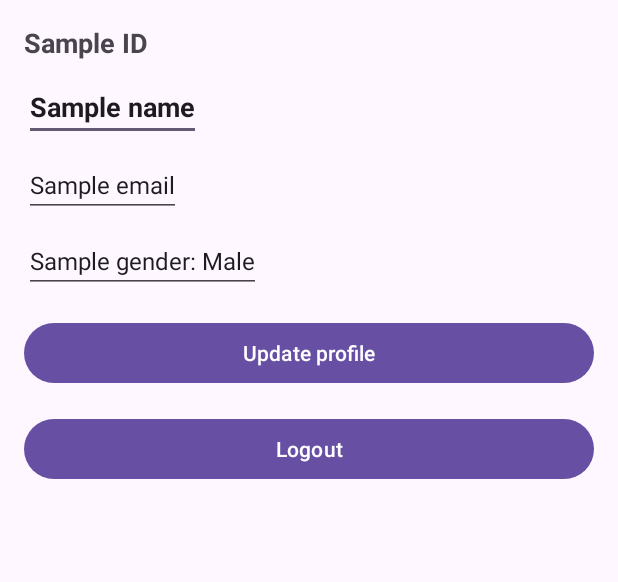
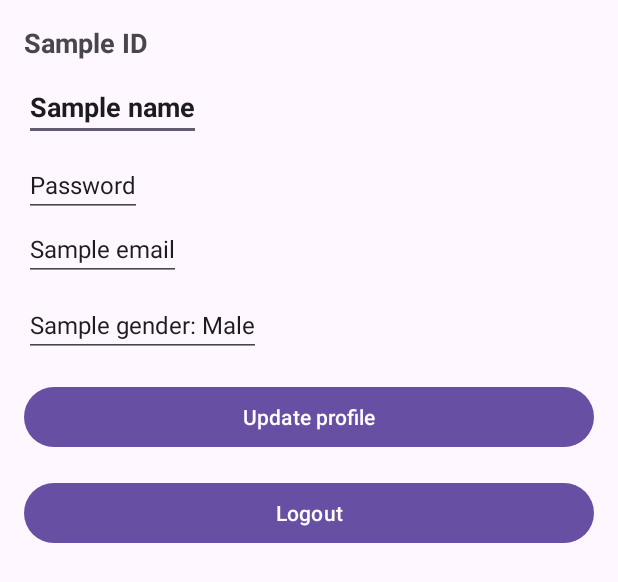
Before and after one commit to TomPham204/Telehealth, an Android app: the layout profile_fragment.xml on its own in the app's theme, with its tools: preview values and no code run, on a phone screen of 412 x 824 dp. Shown: the top 582 px of the screen. Run offline under Robolectric (Android 15) with nearby library versions, the phone set to English and light mode, and no system bars.

Commit message:
refactor attempt

```diff
--- a/app/build.gradle.kts
+++ b/app/build.gradle.kts
@@ -60,6 +60,8 @@ dependencies {
     androidTestImplementation("androidx.test.espresso:espresso-core:3.5.1")
     implementation("com.github.AgoraIO-Community.Android-UIKit:final:v2.0.6")
     implementation("com.google.code.gson:gson:2.8.9")
+
+    // Facebook SDK
     implementation("com.facebook.android:facebook-android-sdk:latest.release")
 
     // Room
--- a/app/src/main/AndroidManifest.xml
+++ b/app/src/main/AndroidManifest.xml
@@ -6,6 +6,7 @@
         android:name="android.hardware.camera"
         android:required="false" />
 
+    <!--https://docs.agora.io/en/video-calling/get-started/get-started-sdk?platform=android-->
     <uses-permission android:name="android.permission.READ_PHONE_STATE" />
     <uses-permission android:name="android.permission.INTERNET" />
     <uses-permission android:name="android.permission.RECORD_AUDIO" />
@@ -27,8 +28,11 @@
         android:supportsRtl="true"
         android:theme="@style/Theme.Telehealth"
         tools:targetApi="31">
+
+        <!--Facebook SDK-->
         <meta-data android:name="com.facebook.sdk.ApplicationId" android:value="@string/facebook_app_id"/>
         <meta-data android:name="com.facebook.sdk.ClientToken" android:value="@string/facebook_client_token"/>
+
         <activity android:name=".VideoActivity" />
         <activity
             android:name=".MainActivity"
--- a/app/src/main/java/com/example/telehealth/VideoActivity.kt
+++ b/app/src/main/java/com/example/telehealth/VideoActivity.kt
@@ -13,9 +13,13 @@ import io.agora.rtc.Constants
 class VideoActivity : AppCompatActivity() {
     private lateinit var videoContainer: FrameLayout
     private var agView: AgoraVideoViewer? = null
+
+    // To decide our app at agora backend
     private val appId="0ce32711a8814c9fa0bb74905dcd2b9d"
+    private val token="5736233b804c41de93ac35ecf393cc9f"
+
+    // which meeting room would we choose
     private var channel="1"
-    private val token="5736233b804c41de93ac35ecf393cc9f"
 
     override fun onCreate(savedInstanceState: Bundle?) {
         super.onCreate(savedInstanceState)
--- a/app/src/main/java/com/example/telehealth/appointment/AppointmentFragment.kt
+++ b/app/src/main/java/com/example/telehealth/appointment/AppointmentFragment.kt
@@ -3,7 +3,6 @@ package com.example.telehealth.appointment
 import android.content.Context
 import android.content.Intent
 import android.content.SharedPreferences
-import android.net.Uri
 import android.os.Bundle
 import android.util.Log
 import android.view.LayoutInflater
@@ -17,6 +16,7 @@ import androidx.fragment.app.Fragment
 import androidx.recyclerview.widget.LinearLayoutManager
 import androidx.recyclerview.widget.RecyclerView
 import com.example.telehealth.R
+import com.example.telehealth.VideoActivity
 import com.google.gson.Gson
 import com.google.gson.reflect.TypeToken
 import java.text.SimpleDateFormat
@@ -178,7 +178,9 @@ class AppointmentFragment : Fragment(), OnRemoveClickListener, OnVideoCallClickL
 
     override fun onVideoCallClick(appointment: Appointment) {
         try {
-            val intent = Intent(Intent.ACTION_VIEW, Uri.parse("https://facebook.com/profile.php?id=${appointment.doctorId}"))
+//            val intent = Intent(Intent.ACTION_VIEW, Uri.parse("https://facebook.com/profile.php?id=${appointment.doctorId}"))
+            val intent = Intent(requireContext(), VideoActivity::class.java)
+            intent.putExtra("DOCTOR_ID", appointment.doctorId)
             startActivity(intent)
         } catch(e: Exception) {
             Log.d("startVideoActivity", e.toString())
--- a/app/src/main/java/com/example/telehealth/fragment/ProfileFragment.kt
+++ b/app/src/main/java/com/example/telehealth/fragment/ProfileFragment.kt
@@ -142,8 +142,9 @@ class ProfileFragment : Fragment() {
             val age = binding.textViewAge.text.toString().toIntOrNull() ?: 0 // Defaulting to 0 if conversion fails
             val gender = binding.textViewGender.text.toString()
             val token = profileDao.getTokenById(existedId)!!
+            val password = binding.textViewPassword.text.toString()
 
-            val updatedProfile = ProfileModel(existedId, name, age, gender, token)
+            val updatedProfile = ProfileModel(existedId, password, name ,age, gender, token)
 
             profileDao.updateProfile(updatedProfile)
 
@@ -181,7 +182,7 @@ class ProfileFragment : Fragment() {
 
                 if (existingUser == null) {
                     // User does not exist, so let's insert them into the database
-                    val newUser = ProfileModel(userId, userName, 0, "male", token)
+                    val newUser = ProfileModel(userId, "user", userName, 0, "male", token)
                     profileDao.insertProfile(newUser)
                 }
 
--- a/app/src/main/java/com/example/telehealth/model/ProfileModel.kt
+++ b/app/src/main/java/com/example/telehealth/model/ProfileModel.kt
@@ -7,6 +7,7 @@ import androidx.room.PrimaryKey
 @Entity(tableName = "profiles")
 data class ProfileModel(
     @PrimaryKey val userId: String,
+    val password: String,
     val name: String,
     val age: Int,
     val gender: String,
--- a/app/src/main/res/layout/profile_fragment.xml
+++ b/app/src/main/res/layout/profile_fragment.xml
@@ -26,6 +26,13 @@
             android:textSize="18sp"
             android:textStyle="bold"
             android:layout_marginBottom="8dp"/>
+
+        <EditText
+            android:id="@+id/textViewPassword"
+            android:layout_width="wrap_content"
+            android:layout_height="wrap_content"
+            android:text="Password"
+            android:textSize="16sp"/>
 
         <EditText
             android:id="@+id/textViewAge"
```
